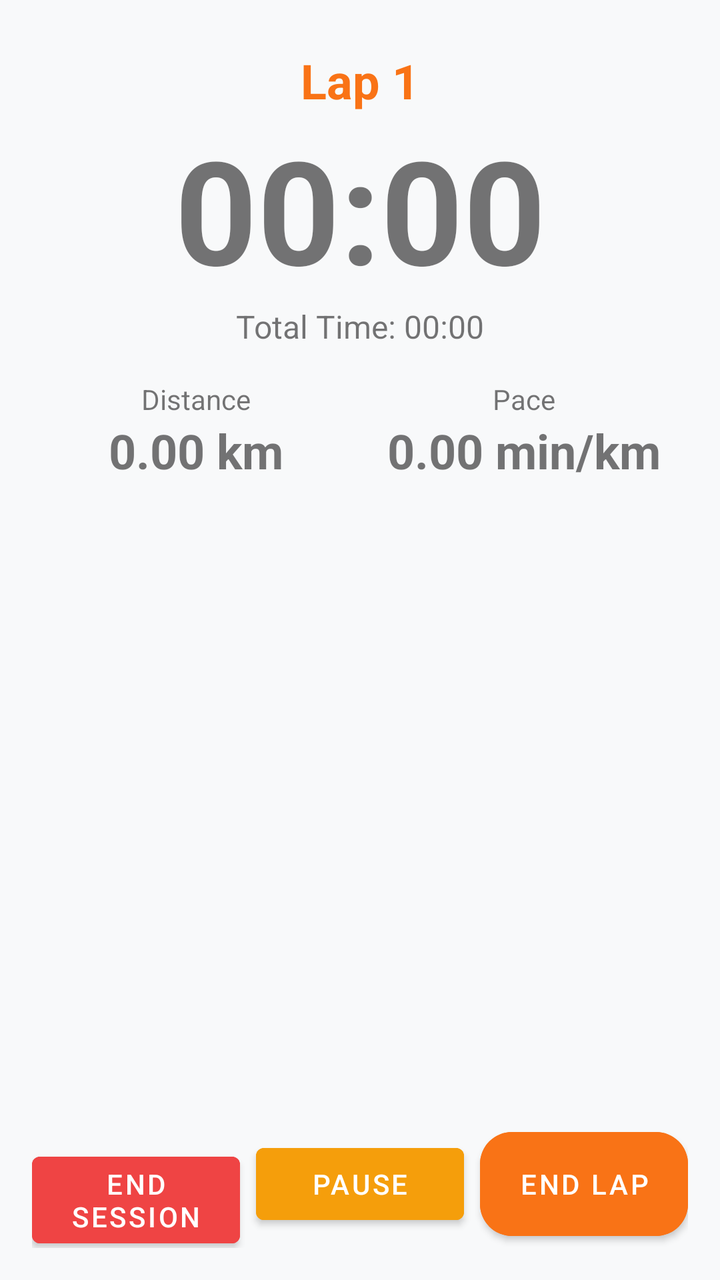
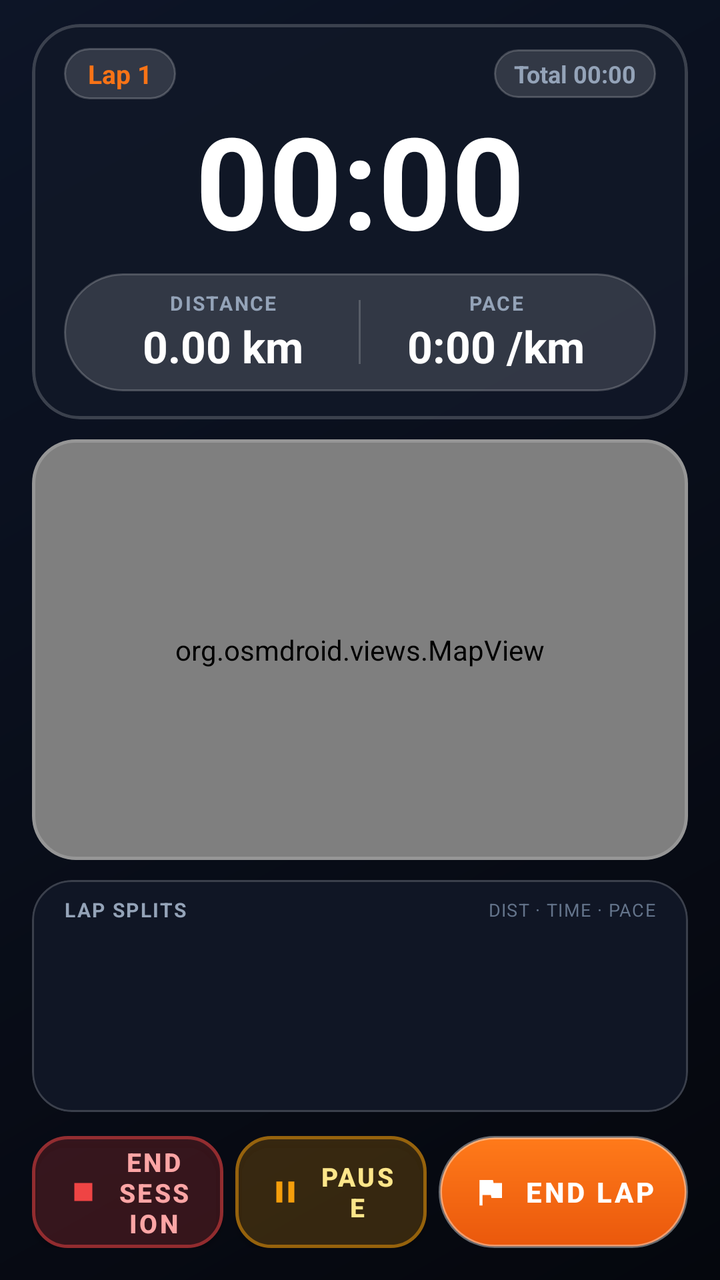

Compare the two renders of this Android layout. The source of the first and the diff that turns it into the second are given below.
<!-- AndroidManifest.xml: application theme Theme.ShameTracker -->
<!-- res/layout/fragment_active_session.xml -->
<?xml version="1.0" encoding="utf-8"?>
<androidx.constraintlayout.widget.ConstraintLayout
    xmlns:android="http://schemas.android.com/apk/res/android"
    xmlns:app="http://schemas.android.com/apk/res-auto"
    android:layout_width="match_parent"
    android:layout_height="match_parent"
    android:padding="16dp">

    <TextView
        android:id="@+id/tvLap"
        android:layout_width="wrap_content"
        android:layout_height="wrap_content"
        android:text="Lap 1"
        android:textSize="24sp"
        android:textStyle="bold"
        android:textColor="@color/accent"
        app:layout_constraintTop_toTopOf="parent"
        app:layout_constraintStart_toStartOf="parent"
        app:layout_constraintEnd_toEndOf="parent"
        android:layout_marginTop="8dp"/>

    <TextView
        android:id="@+id/tvTime"
        android:layout_width="wrap_content"
        android:layout_height="wrap_content"
        android:text="00:00"
        android:textSize="72sp"
        android:textStyle="bold"
        app:layout_constraintTop_toBottomOf="@id/tvLap"
        app:layout_constraintStart_toStartOf="parent"
        app:layout_constraintEnd_toEndOf="parent" />

    <TextView
        android:id="@+id/tvSessionTime"
        android:layout_width="wrap_content"
        android:layout_height="wrap_content"
        android:text="Total Time: 00:00"
        android:textSize="16sp"
        app:layout_constraintTop_toBottomOf="@id/tvTime"
        app:layout_constraintStart_toStartOf="parent"
        app:layout_constraintEnd_toEndOf="parent" />

    <LinearLayout
        android:id="@+id/statsLayout"
        android:layout_width="match_parent"
        android:layout_height="wrap_content"
        android:orientation="horizontal"
        android:weightSum="2"
        android:layout_marginTop="16dp"
        app:layout_constraintTop_toBottomOf="@id/tvSessionTime">
        
        <LinearLayout
            android:layout_width="0dp"
            android:layout_height="wrap_content"
            android:layout_weight="1"
            android:orientation="vertical"
            android:gravity="center">
            <TextView
                android:layout_width="wrap_content"
                android:layout_height="wrap_content"
                android:text="@string/distance"/>
            <TextView
                android:id="@+id/tvDistance"
                android:layout_width="wrap_content"
                android:layout_height="wrap_content"
                android:text="0.00 km"
                android:textSize="24sp"
                android:textStyle="bold"/>
        </LinearLayout>

        <LinearLayout
            android:layout_width="0dp"
            android:layout_height="wrap_content"
            android:layout_weight="1"
            android:orientation="vertical"
            android:gravity="center">
            <TextView
                android:layout_width="wrap_content"
                android:layout_height="wrap_content"
                android:text="@string/pace"/>
            <TextView
                android:id="@+id/tvPace"
                android:layout_width="wrap_content"
                android:layout_height="wrap_content"
                android:text="0.00 min/km"
                android:textSize="24sp"
                android:textStyle="bold"/>
        </LinearLayout>
    </LinearLayout>

    <androidx.recyclerview.widget.RecyclerView
        android:id="@+id/rvLaps"
        android:layout_width="match_parent"
        android:layout_height="0dp"
        android:layout_marginTop="16dp"
        android:layout_marginBottom="16dp"
        app:layout_constraintTop_toBottomOf="@id/statsLayout"
        app:layout_constraintBottom_toTopOf="@id/buttonsLayout" />

    <LinearLayout
        android:id="@+id/buttonsLayout"
        android:layout_width="match_parent"
        android:layout_height="wrap_content"
        android:orientation="horizontal"
        app:layout_constraintBottom_toBottomOf="parent">

        <Button
            android:id="@+id/btnEndSession"
            android:layout_width="0dp"
            android:layout_height="wrap_content"
            android:layout_weight="1"
            android:layout_marginEnd="8dp"
            android:text="@string/end_session"
            android:backgroundTint="@color/error"/>

        <Button
            android:id="@+id/btnPause"
            android:layout_width="0dp"
            android:layout_height="wrap_content"
            android:layout_weight="1"
            android:layout_marginEnd="8dp"
            android:text="@string/pause_session"
            android:backgroundTint="@color/warning"/>

        <Button
            android:id="@+id/btnEndLap"
            android:layout_width="0dp"
            android:layout_height="64dp"
            android:layout_weight="1"
            android:text="@string/end_lap"
            android:backgroundTint="@color/accent"
            app:cornerRadius="16dp"/>
    </LinearLayout>

</androidx.constraintlayout.widget.ConstraintLayout>
<!-- resources referenced by this layout -->
<resources>
  <color name="accent">#F97316</color>
  <color name="error">#EF4444</color>
  <color name="warning">#F59E0B</color>
  <string name="end_lap">End Lap</string>
  <string name="pace">Pace</string>
  <style name="Theme.ShameTracker" parent="Theme.MaterialComponents.DayNight.NoActionBar">
          <item name="colorPrimary">@color/primary</item>
          <item name="colorPrimaryVariant">@color/primary_variant</item>
          <item name="colorOnPrimary">@color/on_primary</item>
          <item name="colorSecondary">@color/accent</item>
          <item name="colorSecondaryVariant">@color/accent_light</item>
          <item name="android:colorBackground">@color/background</item>
          <item name="colorSurface">@color/surface</item>
          <item name="colorOnSurface">@color/on_surface</item>
          <item name="android:windowBackground">@color/background</item>
          <item name="android:statusBarColor">@color/primary</item>
          <item name="android:navigationBarColor">@color/surface</item>
      </style>
  <color name="primary">#1E3A5F</color>
  <color name="primary_variant">#16304F</color>
  <color name="accent_light">#FED7AA</color>
  <color name="background">#F8F9FA</color>
  <color name="surface">#FFFFFF</color>
  <color name="on_surface">#1A1A2E</color>
  <!-- unchanged entries left out for length: 4 -->
</resources>

<!-- the commit's change to res/layout/fragment_active_session.xml (unified diff, before → after) -->
@@ -2,134 +2,331 @@
 <androidx.constraintlayout.widget.ConstraintLayout
     xmlns:android="http://schemas.android.com/apk/res/android"
     xmlns:app="http://schemas.android.com/apk/res-auto"
+    xmlns:tools="http://schemas.android.com/tools"
     android:layout_width="match_parent"
     android:layout_height="match_parent"
-    android:padding="16dp">
-
-    <TextView
-        android:id="@+id/tvLap"
-        android:layout_width="wrap_content"
+    android:background="@drawable/bg_dark_canvas">
+
+    
+    <com.google.android.material.card.MaterialCardView
+        android:id="@+id/topSection"
+        android:layout_width="match_parent"
         android:layout_height="wrap_content"
-        android:text="Lap 1"
-        android:textSize="24sp"
-        android:textStyle="bold"
-        android:textColor="@color/accent"
+        android:layout_marginHorizontal="16dp"
+        android:layout_marginTop="12dp"
+        app:cardCornerRadius="24dp"
+        app:cardElevation="0dp"
+        app:cardBackgroundColor="@color/glass_card_surface"
+        app:strokeColor="@color/glass_border"
+        app:strokeWidth="1.5dp"
         app:layout_constraintTop_toTopOf="parent"
         app:layout_constraintStart_toStartOf="parent"
-        app:layout_constraintEnd_toEndOf="parent"
-        android:layout_marginTop="8dp"/>
-
-    <TextView
-        android:id="@+id/tvTime"
-        android:layout_width="wrap_content"
-        android:layout_height="wrap_content"
-        android:text="00:00"
-        android:textSize="72sp"
-        android:textStyle="bold"
-        app:layout_constraintTop_toBottomOf="@id/tvLap"
-        app:layout_constraintStart_toStartOf="parent"
-        app:layout_constraintEnd_toEndOf="parent" />
-
-    <TextView
-        android:id="@+id/tvSessionTime"
-        android:layout_width="wrap_content"
-        android:layout_height="wrap_content"
-        android:text="Total Time: 00:00"
-        android:textSize="16sp"
-        app:layout_constraintTop_toBottomOf="@id/tvTime"
-        app:layout_constraintStart_toStartOf="parent"
-        app:layout_constraintEnd_toEndOf="parent" />
-
-    <LinearLayout
-        android:id="@+id/statsLayout"
-        android:layout_width="match_parent"
-        android:layout_height="wrap_content"
-        android:orientation="horizontal"
-        android:weightSum="2"
-        android:layout_marginTop="16dp"
-        app:layout_constraintTop_toBottomOf="@id/tvSessionTime">
-        
+        app:layout_constraintEnd_toEndOf="parent">
+
         <LinearLayout
-            android:layout_width="0dp"
+            android:layout_width="match_parent"
             android:layout_height="wrap_content"
-            android:layout_weight="1"
             android:orientation="vertical"
-            android:gravity="center">
+            android:paddingHorizontal="16dp"
+            android:paddingTop="12dp"
+            android:paddingBottom="14dp"
+            android:gravity="center_horizontal">
+
+            
+            <LinearLayout
+                android:layout_width="match_parent"
+                android:layout_height="wrap_content"
+                android:orientation="horizontal"
+                android:gravity="center_vertical"
+                android:layout_marginBottom="4dp">
+
+                
+                <TextView
+                    android:id="@+id/tvLap"
+                    android:layout_width="wrap_content"
+                    android:layout_height="wrap_content"
+                    android:text="Lap 1"
+                    android:textSize="13sp"
+                    android:textStyle="bold"
+                    android:textColor="@color/accent"
+                    android:background="@drawable/bg_glass_chip"
+                    android:paddingHorizontal="12dp"
+                    android:paddingVertical="4dp" />
+
+                <View
+                    android:layout_width="0dp"
+                    android:layout_height="0dp"
+                    android:layout_weight="1" />
+
+                
+                <TextView
+                    android:id="@+id/tvSessionTime"
+                    android:layout_width="wrap_content"
+                    android:layout_height="wrap_content"
+                    android:text="Total 00:00"
+                    android:textSize="12sp"
+                    android:textStyle="bold"
+                    android:textColor="@color/on_surface_medium"
+                    android:background="@drawable/bg_glass_chip"
+                    android:paddingHorizontal="10dp"
+                    android:paddingVertical="4dp" />
+            </LinearLayout>
+
+            
             <TextView
+                android:id="@+id/tvTime"
                 android:layout_width="wrap_content"
                 android:layout_height="wrap_content"
-                android:text="@string/distance"/>
-            <TextView
-                android:id="@+id/tvDistance"
-                android:layout_width="wrap_content"
+                android:text="00:00"
+                android:textSize="64sp"
+                android:textStyle="bold"
+                android:textColor="#FFFFFF"
+                android:includeFontPadding="false"
+                android:layout_marginTop="2dp"
+                android:layout_marginBottom="6dp" />
+
+            
+            <LinearLayout
+                android:id="@+id/statsLayout"
+                android:layout_width="match_parent"
                 android:layout_height="wrap_content"
-                android:text="0.00 km"
-                android:textSize="24sp"
-                android:textStyle="bold"/>
+                android:orientation="horizontal"
+                android:baselineAligned="false"
+                android:weightSum="2"
+                android:background="@drawable/bg_glass_chip"
+                android:paddingVertical="8dp"
+                android:paddingHorizontal="12dp">
+
+                
+                <LinearLayout
+                    android:layout_width="0dp"
+                    android:layout_height="wrap_content"
+                    android:layout_weight="1"
+                    android:orientation="vertical"
+                    android:gravity="center">
+
+                    <TextView
+                        android:layout_width="wrap_content"
+                        android:layout_height="wrap_content"
+                        android:text="@string/distance"
+                        android:textSize="10sp"
+                        android:textStyle="bold"
+                        android:textAllCaps="true"
+                        android:letterSpacing="0.08"
+                        android:textColor="@color/on_surface_medium" />
+
+                    <TextView
+                        android:id="@+id/tvDistance"
+                        android:layout_width="wrap_content"
+                        android:layout_height="wrap_content"
+                        android:text="0.00 km"
+                        android:textSize="22sp"
+                        android:textStyle="bold"
+                        android:textColor="#FFFFFF" />
+                </LinearLayout>
+
+                
+                <View
+                    android:layout_width="1dp"
+                    android:layout_height="32dp"
+                    android:layout_gravity="center_vertical"
+                    android:background="@color/glass_border" />
+
+                
+                <LinearLayout
+                    android:layout_width="0dp"
+                    android:layout_height="wrap_content"
+                    android:layout_weight="1"
+                    android:orientation="vertical"
+                    android:gravity="center">
+
+                    <TextView
+                        android:layout_width="wrap_content"
+                        android:layout_height="wrap_content"
+                        android:text="@string/pace"
+                        android:textSize="10sp"
+                        android:textStyle="bold"
+                        android:textAllCaps="true"
+                        android:letterSpacing="0.08"
+                        android:textColor="@color/on_surface_medium" />
+
+                    <TextView
+                        android:id="@+id/tvPace"
+                        android:layout_width="wrap_content"
+                        android:layout_height="wrap_content"
+                        android:text="0:00 /km"
+                        android:textSize="22sp"
+                        android:textStyle="bold"
+                        android:textColor="#FFFFFF" />
+                </LinearLayout>
+            </LinearLayout>
+
         </LinearLayout>
-
-        <LinearLayout
-            android:layout_width="0dp"
-            android:layout_height="wrap_content"
-            android:layout_weight="1"
-            android:orientation="vertical"
-            android:gravity="center">
-            <TextView
-                android:layout_width="wrap_content"
-                android:layout_height="wrap_content"
-                android:text="@string/pace"/>
-            <TextView
-                android:id="@+id/tvPace"
-                android:layout_width="wrap_content"
-                android:layout_height="wrap_content"
-                android:text="0.00 min/km"
-                android:textSize="24sp"
-                android:textStyle="bold"/>
-        </LinearLayout>
-    </LinearLayout>
-
-    <androidx.recyclerview.widget.RecyclerView
-        android:id="@+id/rvLaps"
+    </com.google.android.material.card.MaterialCardView>
+
+    
+    <com.google.android.material.card.MaterialCardView
+        android:id="@+id/cardMapFrame"
         android:layout_width="match_parent"
         android:layout_height="0dp"
-        android:layout_marginTop="16dp"
-        android:layout_marginBottom="16dp"
-        app:layout_constraintTop_toBottomOf="@id/statsLayout"
-        app:layout_constraintBottom_toTopOf="@id/buttonsLayout" />
-
+        android:layout_marginHorizontal="16dp"
+        android:layout_marginTop="10dp"
+        android:layout_marginBottom="10dp"
+        app:cardCornerRadius="22dp"
+        app:cardElevation="0dp"
+        app:strokeColor="@color/glass_border"
+        app:strokeWidth="1.5dp"
+        app:cardBackgroundColor="#0F172A"
+        app:layout_constraintTop_toBottomOf="@id/topSection"
+        app:layout_constraintBottom_toTopOf="@id/cardLapsContainer"
+        app:layout_constraintStart_toStartOf="parent"
+        app:layout_constraintEnd_toEndOf="parent">
+
+        <org.osmdroid.views.MapView
+            android:id="@+id/mapView"
+            android:layout_width="match_parent"
+            android:layout_height="match_parent" />
+    </com.google.android.material.card.MaterialCardView>
+
+    
+    <com.google.android.material.card.MaterialCardView
+        android:id="@+id/cardLapsContainer"
+        android:layout_width="match_parent"
+        android:layout_height="116dp"
+        android:layout_marginHorizontal="16dp"
+        android:layout_marginBottom="12dp"
+        app:cardCornerRadius="20dp"
+        app:cardElevation="0dp"
+        app:cardBackgroundColor="@color/glass_card_surface"
+        app:strokeColor="@color/glass_border"
+        app:strokeWidth="1dp"
+        app:layout_constraintBottom_toTopOf="@id/buttonsLayout"
+        app:layout_constraintStart_toStartOf="parent"
+        app:layout_constraintEnd_toEndOf="parent">
+
+        <LinearLayout
+            android:layout_width="match_parent"
+            android:layout_height="match_parent"
+            android:orientation="vertical">
+
+            
+            <LinearLayout
+                android:layout_width="match_parent"
+                android:layout_height="wrap_content"
+                android:orientation="horizontal"
+                android:gravity="center_vertical"
+                android:paddingHorizontal="16dp"
+                android:paddingTop="8dp"
+                android:paddingBottom="4dp">
+
+                <TextView
+                    android:layout_width="0dp"
+                    android:layout_height="wrap_content"
+                    android:layout_weight="1"
+                    android:text="LAP SPLITS"
+                    android:textSize="10sp"
+                    android:textStyle="bold"
+                    android:letterSpacing="0.08"
+                    android:textColor="@color/on_surface_medium" />
+
+                <TextView
+                    android:layout_width="wrap_content"
+                    android:layout_height="wrap_content"
+                    android:text="DIST · TIME · PACE"
+                    android:textSize="9sp"
+                    android:textColor="@color/on_surface_muted"
+                    android:letterSpacing="0.05" />
+            </LinearLayout>
+
+            <androidx.recyclerview.widget.RecyclerView
+                android:id="@+id/rvLaps"
+                android:layout_width="match_parent"
+                android:layout_height="match_parent"
+                android:clipToPadding="false"
+                android:paddingBottom="6dp" />
+        </LinearLayout>
+    </com.google.android.material.card.MaterialCardView>
+
+    
     <LinearLayout
         android:id="@+id/buttonsLayout"
         android:layout_width="match_parent"
         android:layout_height="wrap_content"
         android:orientation="horizontal"
-        app:layout_constraintBottom_toBottomOf="parent">
-
-        <Button
+        android:paddingHorizontal="16dp"
+        android:paddingBottom="16dp"
+        android:gravity="center_vertical"
+        app:layout_constraintBottom_toBottomOf="parent"
+        app:layout_constraintStart_toStartOf="parent"
+        app:layout_constraintEnd_toEndOf="parent">
+
+        
+        <com.google.android.material.button.MaterialButton
             android:id="@+id/btnEndSession"
             android:layout_width="0dp"
-            android:layout_height="wrap_content"
+            android:layout_height="56dp"
             android:layout_weight="1"
-            android:layout_marginEnd="8dp"
+            android:layout_marginEnd="6dp"
             android:text="@string/end_session"
-            android:backgroundTint="@color/error"/>
-
-        <Button
+            android:textSize="13sp"
+            android:textStyle="bold"
+            android:textColor="#FCA5A5"
+            app:cornerRadius="18dp"
+            app:backgroundTint="@color/error_glass"
+            app:strokeColor="#80EF4444"
+            app:strokeWidth="1.5dp"
+            app:icon="@drawable/ic_stop"
+            app:iconTint="#EF4444"
+            app:iconSize="18dp"
+            app:iconGravity="textStart"
+            app:rippleColor="#4DEF4444"
+            android:insetTop="0dp"
+            android:insetBottom="0dp" />
+
+        
+        <com.google.android.material.button.MaterialButton
             android:id="@+id/btnPause"
             android:layout_width="0dp"
-            android:layout_height="wrap_content"
+            android:layout_height="56dp"
             android:layout_weight="1"
-            android:layout_marginEnd="8dp"
+            android:layout_marginEnd="6dp"
             android:text="@string/pause_session"
-            android:backgroundTint="@color/warning"/>
-
-        <Button
+            android:textSize="13sp"
+            android:textStyle="bold"
+            android:textColor="#FDE68A"
+            app:cornerRadius="18dp"
+            app:backgroundTint="@color/warning_glass"
+            app:strokeColor="#80F59E0B"
+            app:strokeWidth="1.5dp"
+            app:icon="@drawable/ic_pause"
+            app:iconTint="#F59E0B"
+            app:iconSize="18dp"
+            app:iconGravity="textStart"
+            app:rippleColor="#4DF59E0B"
+            android:insetTop="0dp"
+            android:insetBottom="0dp" />
+
+        
+        <com.google.android.material.button.MaterialButton
             android:id="@+id/btnEndLap"
             android:layout_width="0dp"
-            android:layout_height="64dp"
-            android:layout_weight="1"
+            android:layout_height="56dp"
+            android:layout_weight="1.3"
             android:text="@string/end_lap"
-            android:backgroundTint="@color/accent"
-            app:cornerRadius="16dp"/>
+            android:textSize="14sp"
+            android:textStyle="bold"
+            android:textColor="#FFFFFF"
+            app:cornerRadius="18dp"
+            android:background="@drawable/bg_button_primary_accent"
+            app:backgroundTint="@null"
+            app:icon="@drawable/ic_flag"
+            app:iconTint="#FFFFFF"
+            app:iconSize="18dp"
+            app:iconGravity="textStart"
+            app:rippleColor="#4DFFFFFF"
+            android:elevation="4dp"
+            android:insetTop="0dp"
+            android:insetBottom="0dp" />
     </LinearLayout>
 
 </androidx.constraintlayout.widget.ConstraintLayout>
<!-- resource entries referenced after the edit -->
@@ -1,8 +1,81 @@
 <!-- resources referenced by this layout -->
 <resources>
   <color name="accent">#F97316</color>
-  <color name="error">#EF4444</color>
-  <color name="warning">#F59E0B</color>
+  <color name="error_glass">#33EF4444</color>
+  <color name="glass_border">#2EFFFFFF</color>
+  <color name="glass_card_surface">#E6111827</color>
+  <color name="on_surface_medium">#94A3B8</color>
+  <color name="on_surface_muted">#64748B</color>
+  <color name="warning_glass">#33F59E0B</color>
+  <!-- drawable bg_button_primary_accent (drawable) -->
+  <?xml version="1.0" encoding="utf-8"?>
+  <ripple xmlns:android="http://schemas.android.com/apk/res/android"
+      android:color="#4DFFFFFF">
+      <item>
+          <shape android:shape="rectangle">
+              <corners android:radius="28dp" />
+              <gradient
+                  android:type="linear"
+                  android:angle="90"
+                  android:startColor="#EA580C"
+                  android:endColor="#FF7A1A" />
+              <stroke
+                  android:width="1.5dp"
+                  android:color="#66FFFFFF" />
+          </shape>
+      </item>
+  </ripple>
+  <!-- drawable bg_dark_canvas (drawable) -->
+  <?xml version="1.0" encoding="utf-8"?>
+  <shape xmlns:android="http://schemas.android.com/apk/res/android"
+      android:shape="rectangle">
+      <gradient
+          android:type="linear"
+          android:angle="315"
+          android:startColor="#0D1527"
+          android:centerColor="#090E1A"
+          android:endColor="#05070D" />
+  </shape>
+  <!-- drawable bg_glass_chip (drawable) -->
+  <?xml version="1.0" encoding="utf-8"?>
+  <shape xmlns:android="http://schemas.android.com/apk/res/android"
+      android:shape="rectangle">
+      <corners android:radius="100dp" />
+      <solid android:color="#24FFFFFF" />
+      <stroke
+          android:width="1dp"
+          android:color="#33FFFFFF" />
+  </shape>
+  <!-- drawable ic_flag (drawable) -->
+  <vector xmlns:android="http://schemas.android.com/apk/res/android"
+      android:width="24dp"
+      android:height="24dp"
+      android:viewportWidth="24"
+      android:viewportHeight="24">
+      <path
+          android:fillColor="#FFFFFFFF"
+          android:pathData="M14.4,6L14,4H5v17h2v-7h5.6l0.4,2h7V6h-6z"/>
+  </vector>
+  <!-- drawable ic_pause (drawable) -->
+  <vector xmlns:android="http://schemas.android.com/apk/res/android"
+      android:width="24dp"
+      android:height="24dp"
+      android:viewportWidth="24"
+      android:viewportHeight="24">
+      <path
+          android:fillColor="#FFFFFFFF"
+          android:pathData="M6,19h4V5H6v14zm8,-14v14h4V5h-4z"/>
+  </vector>
+  <!-- drawable ic_stop (drawable) -->
+  <vector xmlns:android="http://schemas.android.com/apk/res/android"
+      android:width="24dp"
+      android:height="24dp"
+      android:viewportWidth="24"
+      android:viewportHeight="24">
+      <path
+          android:fillColor="#FFFFFFFF"
+          android:pathData="M6,6h12v12H6z"/>
+  </vector>
   <string name="end_lap">End Lap</string>
   <string name="pace">Pace</string>
   <style name="Theme.ShameTracker" parent="Theme.MaterialComponents.DayNight.NoActionBar">
@@ -14,16 +87,18 @@
           <item name="android:colorBackground">@color/background</item>
           <item name="colorSurface">@color/surface</item>
           <item name="colorOnSurface">@color/on_surface</item>
-          <item name="android:windowBackground">@color/background</item>
-          <item name="android:statusBarColor">@color/primary</item>
-          <item name="android:navigationBarColor">@color/surface</item>
+          <item name="android:windowBackground">@drawable/bg_dark_canvas</item>
+          <item name="android:statusBarColor">#0D1527</item>
+          <item name="android:navigationBarColor">#05070D</item>
+          <item name="android:textColor">@color/on_surface</item>
+          <item name="android:textColorSecondary">@color/on_surface_medium</item>
       </style>
-  <color name="primary">#1E3A5F</color>
-  <color name="primary_variant">#16304F</color>
-  <color name="accent_light">#FED7AA</color>
-  <color name="background">#F8F9FA</color>
-  <color name="surface">#FFFFFF</color>
-  <color name="on_surface">#1A1A2E</color>
+  <color name="primary">#0F172A</color>
+  <color name="primary_variant">#080C14</color>
+  <color name="accent_light">#FB923C</color>
+  <color name="background">#080C14</color>
+  <color name="surface">#111827</color>
+  <color name="on_surface">#FFFFFF</color>
   <!-- unchanged entries left out for length: 4 -->
 </resources>
 
